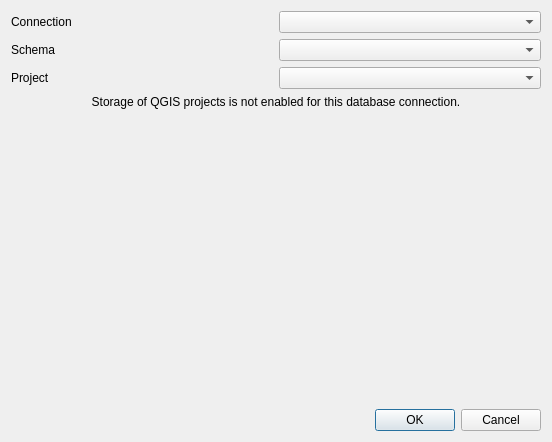
This is src/ui/qgspostgresprojectstoragedialog.ui in qgis/QGIS as Qt 5 draws it before an edit. The edited form follows.
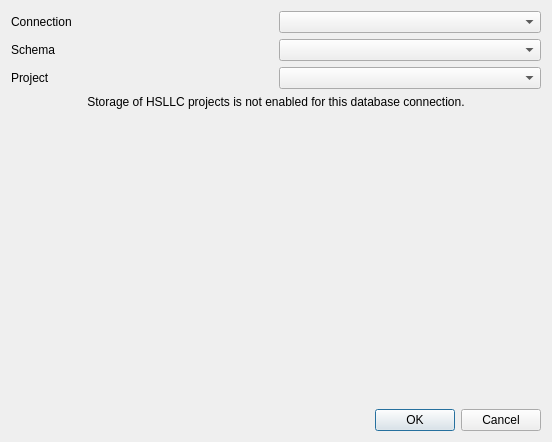
This is the edited form.

What changed in the file:
```diff
--- a/src/ui/qgspostgresprojectstoragedialog.ui
+++ b/src/ui/qgspostgresprojectstoragedialog.ui
@@ -48,7 +48,7 @@
    <item>
     <widget class="QLabel" name="mLblProjectsNotAllowed">
      <property name="text">
-      <string>Storage of QGIS projects is not enabled for this database connection.</string>
+      <string>Storage of HSLLC projects is not enabled for this database connection.</string>
      </property>
      <property name="alignment">
       <set>Qt::AlignCenter</set>
```
